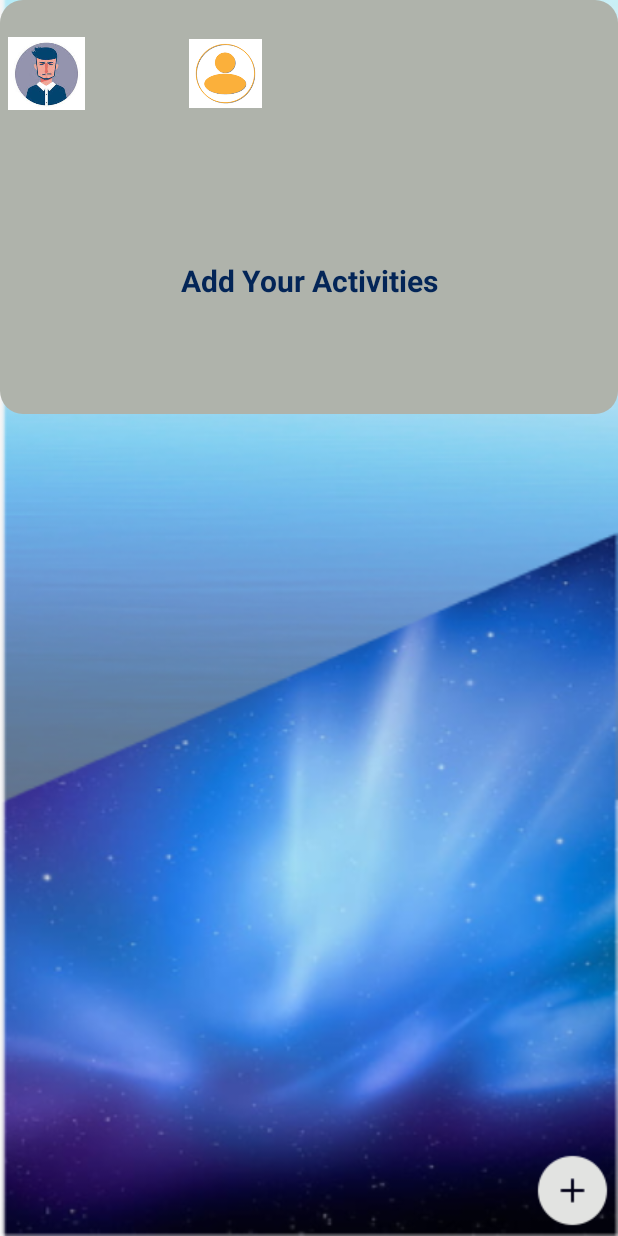
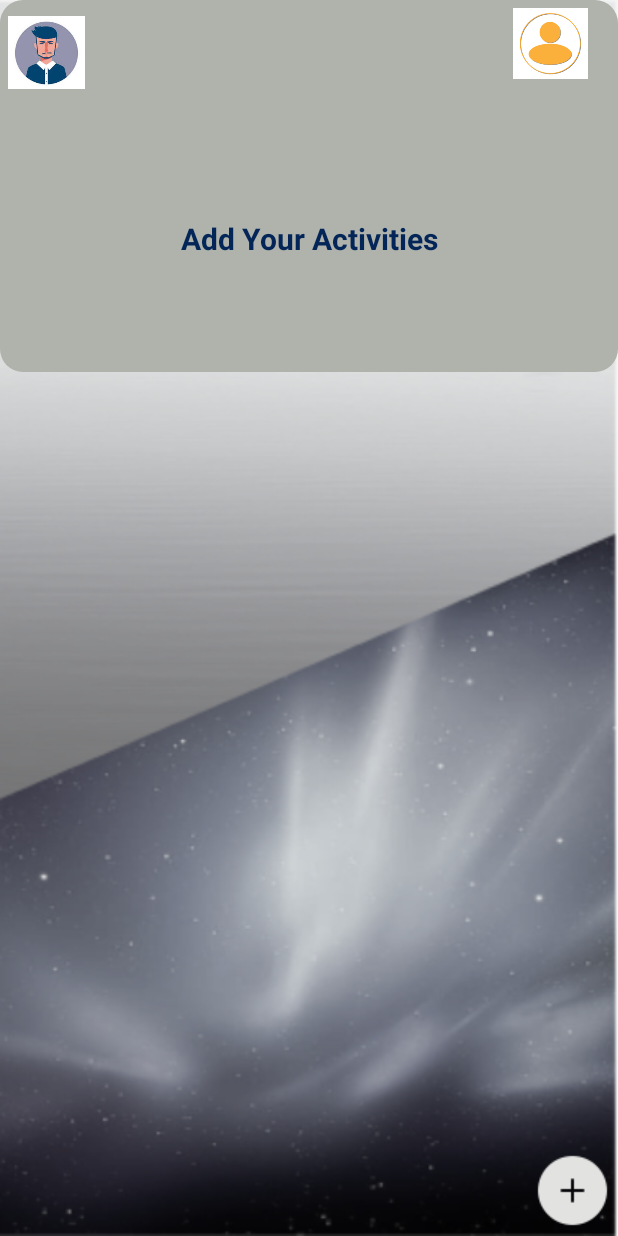
Before and after one commit to udaratharidu/ToDo_App, an Android app: the main_screen screen opened directly, with no data from a screen before it, on a phone screen of 412 x 824 dp. Run offline under Robolectric (Android 15) with nearby library versions, the phone set to English and light mode, and no system bars.

Commit message:
Final app build

```diff
--- a/app/src/main/res/layout/activity_main_screen.xml
+++ b/app/src/main/res/layout/activity_main_screen.xml
@@ -9,7 +9,7 @@
     <LinearLayout
         android:layout_width="0dp"
         android:layout_height="0dp"
-        android:background="@drawable/backgroundtodo"
+        android:background="@drawable/background_dark"
         android:orientation="vertical"
         app:layout_constraintBottom_toBottomOf="parent"
         app:layout_constraintEnd_toEndOf="parent"
@@ -24,7 +24,7 @@
 
             <LinearLayout
                 android:layout_width="match_parent"
-                android:layout_height="98dp"
+                android:layout_height="match_parent"
                 android:orientation="horizontal"
                 android:padding="5dp">
 
@@ -45,15 +45,15 @@
                     android:textStyle="bold" />
 
                 <LinearLayout
-                    android:layout_width="395dp"
+                    android:layout_width="match_parent"
                     android:layout_height="match_parent"
                     android:gravity="end"
-                    android:orientation="horizontal">
+                    android:orientation="vertical">
 
                     <ImageView
                         android:id="@+id/img_devinfo"
-                        android:layout_width="603dp"
-                        android:layout_height="46dp"
+                        android:layout_width="79dp"
+                        android:layout_height="47dp"
                         android:layout_gravity="center_horizontal|center_vertical|end"
                         android:baselineAligned="false"
                         app:srcCompat="@drawable/developer"
```
Also changed, not shown: app/src/main/res/drawable/background_dark.PNG (added).
